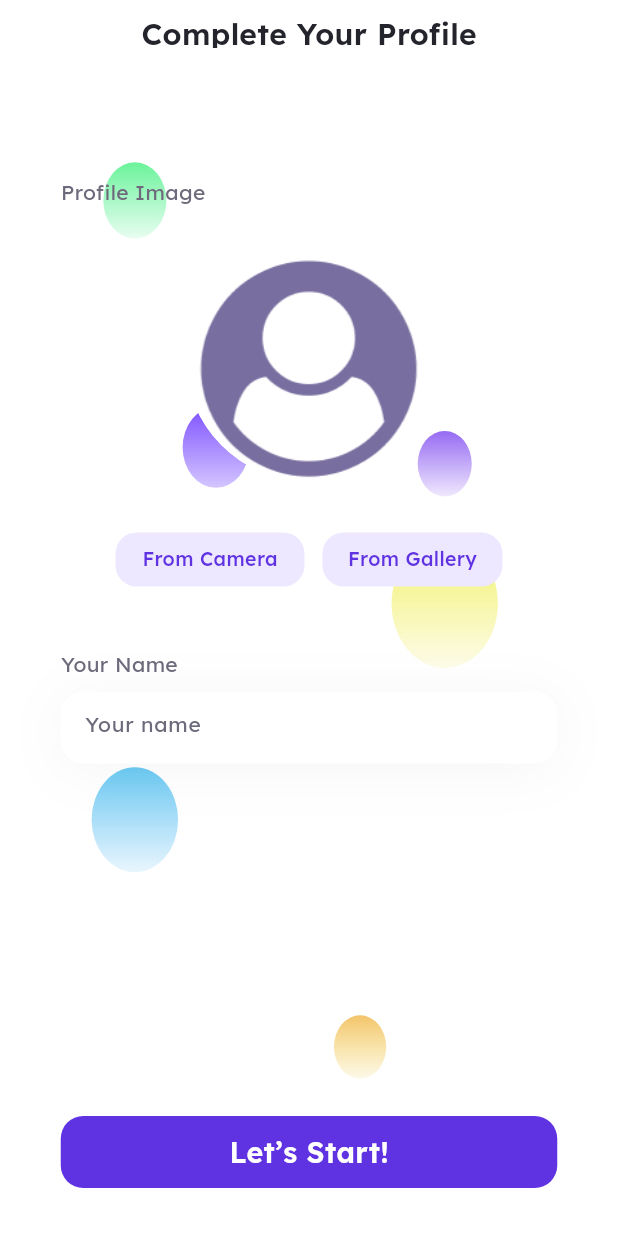
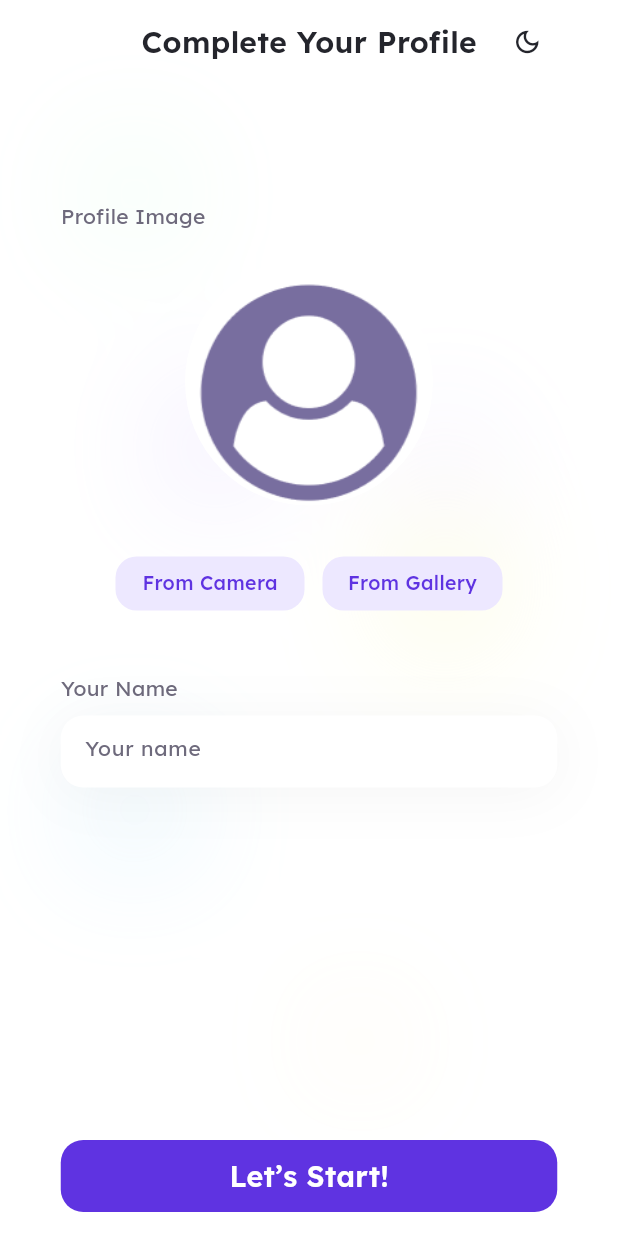
Before and after one commit to Nadosha-123/taskati, a Flutter app: the screen it shows after launch, on a phone screen of 412 x 824 dp. Run offline on Flutter 3.47's test engine with Material 3 defaults, Android fonts, the phone set to English and light mode, and no system bars; our stand-ins replace flutter_riverpod, flutter_svg, go_router, image_picker, lottie, shared_preferences and 1 more; accounts and stored records are empty.

Commit message:
Improve UI

```diff
--- /dev/null
+++ b/lib/core/widgets/app_theme_toggle.dart
@@ -0,0 +1,41 @@
+import 'package:flutter/material.dart';
+import 'package:flutter_riverpod/flutter_riverpod.dart';
+
+import '../theme/theme_provider.dart';
+
+class AppThemeToggle extends ConsumerWidget {
+  const AppThemeToggle({super.key});
+
+  @override
+  Widget build(BuildContext context, WidgetRef ref) {
+    final isDark = Theme.of(context).brightness == Brightness.dark;
+    final targetMode = isDark ? ThemeMode.light : ThemeMode.dark;
+    final targetLabel = isDark ? 'light' : 'dark';
+
+    return SizedBox(
+      width: 40,
+      height: 40,
+      child: IconButton(
+        tooltip: 'Switch to $targetLabel mode',
+        padding: EdgeInsets.zero,
+        constraints: const BoxConstraints.tightFor(width: 40, height: 40),
+        onPressed: () async {
+          try {
+            await ref.read(themeModeProvider.notifier).setThemeMode(targetMode);
+          } catch (error) {
+            if (context.mounted) {
+              ScaffoldMessenger.of(context).showSnackBar(
+                SnackBar(content: Text('Could not change theme: $error')),
+              );
+            }
+          }
+        },
+        icon: Icon(
+          isDark ? Icons.light_mode_outlined : Icons.dark_mode_outlined,
+          size: 20,
+          color: Theme.of(context).colorScheme.onSurface,
+        ),
+      ),
+    );
+  }
+}
--- a/lib/core/widgets/figma_background.dart
+++ b/lib/core/widgets/figma_background.dart
@@ -1,3 +1,5 @@
+import 'dart:ui' show ImageFilter;
+
 import 'package:flutter/material.dart';
 import 'package:flutter_svg/flutter_svg.dart';
 
@@ -28,11 +30,19 @@ class FigmaBackground extends StatelessWidget {
             top: decorationTop,
             width: 451,
             height: decorationHeight,
-            child: SvgPicture.asset(
-              isDark
-                  ? 'assets/vectors/decorations_dark.svg'
-                  : 'assets/vectors/decorations_light.svg',
-              fit: BoxFit.fill,
+            child: RepaintBoundary(
+              child: Opacity(
+                opacity: 0.4,
+                child: ImageFiltered(
+                  imageFilter: ImageFilter.blur(sigmaX: 42, sigmaY: 42),
+                  child: SvgPicture.asset(
+                    isDark
+                        ? 'assets/vectors/decorations_dark.svg'
+                        : 'assets/vectors/decorations_light.svg',
+                    fit: BoxFit.fill,
+                  ),
+                ),
+              ),
             ),
           ),
           Positioned.fill(child: child),
--- a/lib/features/profile/presentation/screens/profile_screen.dart
+++ b/lib/features/profile/presentation/screens/profile_screen.dart
@@ -10,7 +10,7 @@ import 'package:path_provider/path_provider.dart';
 import '../../../../app/router/route_names.dart';
 import '../../../../core/theme/app_colors.dart';
 import '../../../../core/theme/app_text_styles.dart';
-import '../../../../core/theme/theme_provider.dart';
+import '../../../../core/widgets/app_theme_toggle.dart';
 import '../../../../core/widgets/figma_background.dart';
 import '../../../../core/widgets/figma_back_button.dart';
 import '../../../../core/widgets/figma_button.dart';
@@ -133,8 +133,10 @@ class _ProfileScreenState extends ConsumerState<ProfileScreen> {
     return Scaffold(
       body: FigmaBackground(
         child: profile.when(
-          loading: () => const Center(child: CircularProgressIndicator()),
-          error: (error, stackTrace) => Center(
+          loading: () => const _ProfileLoading(),
+          error: (error, stackTrace) => Stack(
+            children: [
+              Center(
                 child: Column(
                   mainAxisSize: MainAxisSize.min,
                   children: [
@@ -149,6 +151,9 @@ class _ProfileScreenState extends ConsumerState<ProfileScreen> {
                     ),
                   ],
                 ),
+              ),
+              const _ProfileThemeToggle(),
+            ],
           ),
           data: (_) => LayoutBuilder(
             builder: (context, constraints) {
@@ -172,7 +177,7 @@ class _ProfileScreenState extends ConsumerState<ProfileScreen> {
                                 crossAxisAlignment: CrossAxisAlignment.stretch,
                                 children: [
                                   SizedBox(
-                                    height: 24,
+                                    height: 40,
                                     child: Stack(
                                       alignment: Alignment.center,
                                       children: [
@@ -188,45 +193,15 @@ class _ProfileScreenState extends ConsumerState<ProfileScreen> {
                                           ),
                                         ),
                                         if (!widget.isSetup)
-                                          Positioned(
-                                            left: 0,
+                                          PositionedDirectional(
+                                            start: 0,
                                             child: FigmaBackButton(
                                               onPressed: () => context.pop(),
                                             ),
                                           ),
-                                        if (!widget.isSetup)
-                                          Positioned(
-                                            right: 0,
-                                            child: IconButton(
-                                              tooltip: 'Switch theme',
-                                              padding: EdgeInsets.zero,
-                                              constraints:
-                                                  const BoxConstraints.tightFor(
-                                                    width: 24,
-                                                    height: 24,
-                                                  ),
-                                              onPressed: () {
-                                                ref
-                                                    .read(
-                                                      themeModeProvider
-                                                          .notifier,
-                                                    )
-                                                    .setThemeMode(
-                                                      isDark
-                                                          ? ThemeMode.light
-                                                          : ThemeMode.dark,
-                                                    );
-                                              },
-                                              icon: Icon(
-                                                isDark
-                                                    ? Icons.light_mode_outlined
-                                                    : Icons.dark_mode_outlined,
-                                                size: 20,
-                                                color: Theme.of(context)
-                                                    .colorScheme
-                                                    .onSurface,
-                                              ),
-                                            ),
+                                        PositionedDirectional(
+                                          end: 0,
+                                          child: const AppThemeToggle(),
                                         ),
                                       ],
                                     ),
@@ -252,8 +227,8 @@ class _ProfileScreenState extends ConsumerState<ProfileScreen> {
                                             radius: 82.5,
                                           ),
                                           if (_imagePath != null)
-                                            Positioned(
-                                              right: -3,
+                                            PositionedDirectional(
+                                              end: -3,
                                               bottom: 8,
                                               child: Material(
                                                 color: isDark
@@ -324,10 +299,10 @@ class _ProfileScreenState extends ConsumerState<ProfileScreen> {
                           ),
                         ),
                       ),
-                      Positioned(
-                        left: 22,
-                        right: 22,
-                        bottom: 32,
+                      PositionedDirectional(
+                        start: 22,
+                        end: 22,
+                        bottom: MediaQuery.of(context).viewPadding.bottom + 16,
                         child: FigmaButton(
                           label: widget.isSetup ? 'Let’s Start!' : 'Save',
                           onPressed: _saving || !_initialized ? null : _save,
@@ -383,3 +358,26 @@ class _ProfileSourceButton extends StatelessWidget {
     );
   }
 }
+
+class _ProfileLoading extends StatelessWidget {
+  const _ProfileLoading();
+
+  @override
+  Widget build(BuildContext context) => const Stack(
+    children: [
+      Center(child: CircularProgressIndicator()),
+      _ProfileThemeToggle(),
+    ],
+  );
+}
+
+class _ProfileThemeToggle extends StatelessWidget {
+  const _ProfileThemeToggle();
+
+  @override
+  Widget build(BuildContext context) => PositionedDirectional(
+    top: MediaQuery.of(context).viewPadding.top + 8,
+    end: 8,
+    child: const AppThemeToggle(),
+  );
+}
```
Also changed, not shown: lib/app/router/app_router.dart (+12 -4 lines), lib/core/widgets/figma_back_button.dart (+12 -3 lines), lib/features/home/presentation/screens/home_screen.dart (+33 -7 lines), lib/features/home/presentation/widgets/task_swipe_card.dart (+63 -26 lines), lib/features/onboarding/presentation/screens/splash_screen.dart (+17 -3 lines), lib/features/tasks/presentation/screens/task_form_screen.dart (+28 -11 lines), 2 other files. Lines whose indentation alone changed are shown as unchanged.
